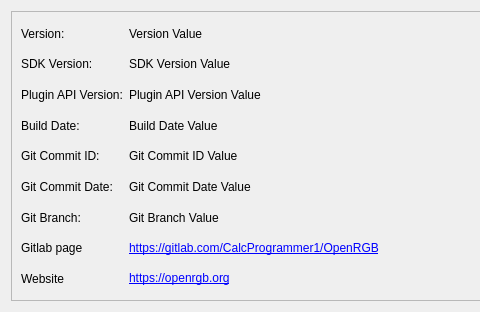
The window that qt/OpenRGBSoftwareInfoPage/OpenRGBSoftwareInfoPage.ui (CalcProgrammer1/OpenRGB) describes before a commit, drawn with Qt 5; both pictures show x 0 to 480 and y 0 to 312 of the 699 by 312 pixel window.
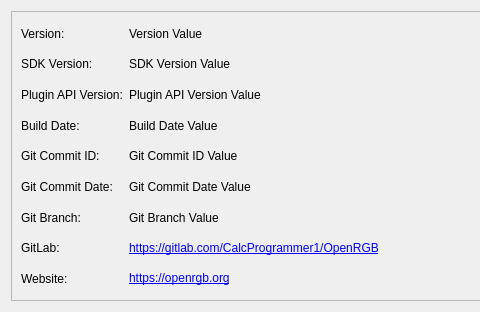
The same window after the commit.

Commit message: Cleanup labels on Information page

Patch:
```diff
--- a/qt/OpenRGBSoftwareInfoPage/OpenRGBSoftwareInfoPage.ui
+++ b/qt/OpenRGBSoftwareInfoPage/OpenRGBSoftwareInfoPage.ui
@@ -81,7 +81,7 @@
       <item row="7" column="0">
        <widget class="QLabel" name="GitlabLinkLabel">
         <property name="text">
-         <string>Gitlab page</string>
+         <string>GitLab:</string>
         </property>
        </widget>
       </item>
@@ -109,7 +109,7 @@
       <item row="8" column="0">
        <widget class="QLabel" name="WebsiteLinkLabel">
         <property name="text">
-         <string>Website</string>
+         <string>Website:</string>
         </property>
        </widget>
       </item>
```
The commit also changes 17 other files.
